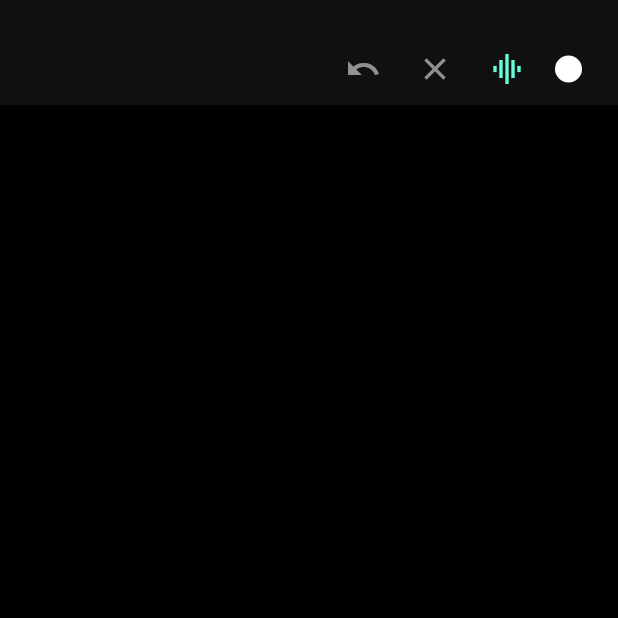
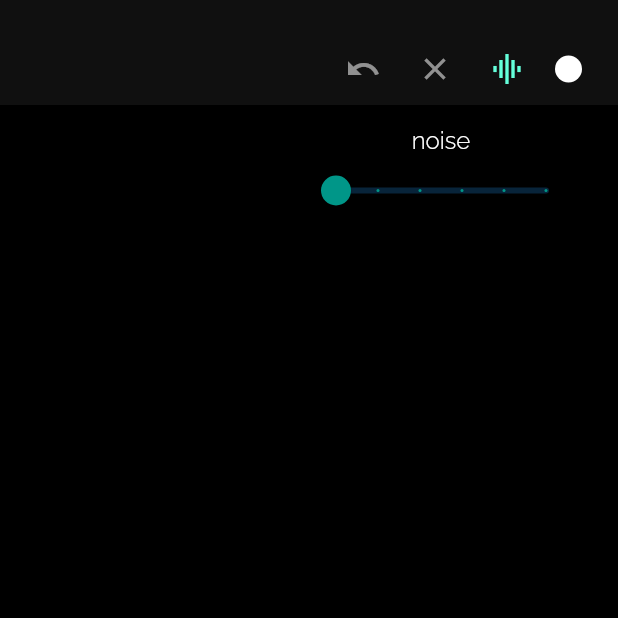
Before and after one commit to samuliri/alt-gen, a Flutter app: the screen it shows after launch, after a tap on the "graphic eq" icon, on a phone screen of 412 x 824 dp, the top half of it. Run offline on Flutter 3.47's test engine with Material 2 defaults, Android fonts, the light colour scheme and no system bars; our stand-ins replace google_fonts, image_gallery_saver, permission_handler; missing offline and left inert: fast_noise.

Commit message:
major changes

```diff
--- a/lib/alt_gen.dart
+++ b/lib/alt_gen.dart
@@ -30,6 +30,8 @@ final random = Random();
 
 const black = const Color(0xff000000);
 const white = const Color(0xffFFFFFF);
+
+double _currentGenerativeValue = 0;
 
 class Config {
   final Color backgroundColor;
@@ -121,8 +123,8 @@ class Node {
 
     if (fadeColor) {
       final hsl = HSLColor.fromColor(color);
-      color = hsl.withLightness(max(hsl.lightness - 0.0075, 0)).toColor();
-      color = color.withOpacity(max(color.opacity - 0.01, 0));
+      color = hsl.withLightness(max(hsl.lightness - 0.0025, 0)).toColor();
+      color = color.withOpacity(max(color.opacity - 0.005, 0));
     }
   }
 
@@ -467,9 +469,10 @@ class _LiveCanvasState extends State<LiveCanvas> with TickerProviderStateMixin {
     var perlinNoise = PerlinNoise();
     var noise = perlinNoise.getPerlin2(position.dx, position.dy);
     var noise2 = perlinNoise.getPerlin2(position.dy, position.dx);
+    var genVal = _currentGenerativeValue / 100;
 
-    nextX = position.dx + (noise * position.dx);
-    nextY = position.dy + (noise2 * position.dy);
+    nextX = position.dx + (noise * position.dx) * genVal;
+    nextY = position.dy + (noise2 * position.dy) * genVal;
 
     widget.controller.addPoint(Offset(nextX, nextY));
   }
@@ -480,7 +483,7 @@ class _LiveCanvasState extends State<LiveCanvas> with TickerProviderStateMixin {
         onHover: widget.controller.config.applyForce
             ? (event) {
                 widget.controller.addPoint(event.localPosition);
-                if (widget.controller.generative)
+                if (_currentGenerativeValue > 0)
                   _generative(event.localPosition);
                 anim
                   ..forward()
@@ -489,7 +492,7 @@ class _LiveCanvasState extends State<LiveCanvas> with TickerProviderStateMixin {
             : null,
         onEnter: (event) {
           widget.controller.addPoint(event.localPosition);
-          if (widget.controller.generative) _generative(event.localPosition);
+          if (_currentGenerativeValue > 0) _generative(event.localPosition);
           anim
             ..forward()
             ..repeat();
@@ -498,8 +501,7 @@ class _LiveCanvasState extends State<LiveCanvas> with TickerProviderStateMixin {
             onTap: widget.controller.freeze,
             onPanUpdate: (event) {
               widget.controller.addPoint(event.localPosition);
-              if (widget.controller.generative)
-                _generative(event.localPosition);
+              if (_currentGenerativeValue > 0) _generative(event.localPosition);
               anim
                 ..forward()
                 ..repeat();
@@ -666,7 +668,7 @@ class _AppbarState extends State<Appbar> {
 
   @override
   Widget build(BuildContext context) {
-    final isMobileScreen = MediaQuery.of(context).size.width <= 900;
+    //final isMobileScreen = MediaQuery.of(context).size.width <= 900;
     final controller = widget.controller;
     return StreamBuilder<Config>(
       initialData: Config(),
@@ -722,23 +724,15 @@ class _AppbarState extends State<Appbar> {
                         onPressed: controller.clear,
                       ),
                     ),
-                    Tooltip(
-                      message: 'Generative',
-                      child: IconButton(
-                          icon: Icon(Icons.graphic_eq, color: _genIconColor),
-                          onPressed: () {
-                            setState(() {
-                              if (_genIconColor == Colors.grey) {
-                                _genIconColor = Colors.tealAccent;
-                                //_currentEntry = null;
-                                widget.controller.generative = true;
-                              } else {
-                                _genIconColor = Colors.grey;
-                                //_currentEntry = null;
-                                widget.controller.generative = false;
-                              }
-                            });
-                          }),
+                    GenerativeSelector(
+                      //color: config.fillColor,
+                      brightness: brightness,
+                      label: '',
+                      onGenerativeSelection: (g) {
+                        _currentEntry = null;
+                        //widget.controller.generative = g;
+                      },
+                      onOpenOverlay: (entry) => _updateEntry(entry),
                     ),
                     ColorSelector(
                       color: config.fillColor,
@@ -757,6 +751,195 @@ class _AppbarState extends State<Appbar> {
           ),
         );
       },
+    );
+  }
+}
+
+class GenerativeSelector extends StatefulWidget {
+  //final Color color;
+
+  final String label;
+
+  final Brightness brightness;
+
+  final ValueChanged<Color> onGenerativeSelection;
+  final ValueChanged<Future<OverlayEntry>> onOpenOverlay;
+
+  const GenerativeSelector({
+    Key key,
+    //@required this.color,
+    @required this.brightness,
+    @required this.label,
+    this.onGenerativeSelection,
+    this.onOpenOverlay,
+  }) : super(key: key);
+
+  @override
+  _GenerativeSelectorState createState() => _GenerativeSelectorState();
+}
+
+Color _genIconColor = Colors.grey;
+
+class _GenerativeSelectorState extends State<GenerativeSelector> {
+  Future<OverlayEntry> colorPicker;
+
+  @override
+  Widget build(BuildContext context) {
+    return Row(
+      children: <Widget>[
+        //if (widget.color != Colors.transparent)
+        Tooltip(
+          message: 'Generative',
+          child: IconButton(
+              icon: Icon(Icons.graphic_eq, color: _genIconColor),
+              onPressed: () {
+                setState(() {
+                  if (_genIconColor == Colors.grey) {
+                    _genIconColor = Colors.tealAccent;
+                    colorPicker = _openGenerativeSelector(context);
+                    widget.onOpenOverlay(colorPicker);
+                    //_currentEntry = null;
+                    //widget.controller.generative = true;
+                  } else {
+                    _genIconColor = Colors.grey;
+                    widget.onOpenOverlay(null);
+                    colorPicker = null;
+                    setState(() {});
+                    //_currentEntry = null;
+                    //widget.controller.generative = false;
+                  }
+                });
+              }),
+        ),
+      ],
+    );
+  }
+
+  Future<OverlayEntry> _openGenerativeSelector(BuildContext context) async {
+    final renderer = context.findRenderObject() as RenderBox;
+    final left =
+        renderer.size.bottomLeft(renderer.localToGlobal(Offset.zero)).dx;
+
+    OverlayState overlayState = Overlay.of(context);
+    OverlayEntry overlayEntry;
+    overlayEntry = OverlayEntry(
+      builder: (_) => _buildGenerativeSelector(
+        context,
+        left,
+        MediaQuery.of(context).size.width,
+        () => overlayEntry.remove(),
+      ),
+    );
+
+    overlayState.insert(overlayEntry);
+    return overlayEntry;
+  }
+
+  Widget _buildGenerativeSelector(
+    BuildContext context,
+    double left,
+    double width,
+    VoidCallback onSelect,
+  ) =>
+      Positioned(
+        top: 70.0,
+        right: 18.0,
+        //left: min(max(left - 80, 0), width - 200),
+        child: _GenerativeSelectorGrid(
+          onSelect: () {
+            onSelect();
+            //colorPicker = null;
+            //setState(() {});
+          },
+          onColorSelection: (c) {
+            //widget.onColorSelection(c);
+            //colorPicker = null;
+            //setState(() {});
+          },
+        ),
+      );
+}
+
+class _GenerativeSelectorGrid extends StatefulWidget {
+  final ValueChanged<Color> onColorSelection;
+  final VoidCallback onSelect;
+  final Color currentGenerative;
+
+  const _GenerativeSelectorGrid({
+    Key key,
+    this.onColorSelection,
+    this.onSelect,
+    this.currentGenerative,
+  }) : super(key: key);
+
+  @override
+  __GenerativeSelectorGridState createState() =>
+      __GenerativeSelectorGridState();
+}
+
+class __GenerativeSelectorGridState extends State<_GenerativeSelectorGrid> {
+  Color currentColor;
+  double generative = 0;
+
+  @override
+  void initState() {
+    currentColor = widget.currentGenerative;
+    super.initState();
+  }
+
+  @override
+  Widget build(BuildContext context) {
+    return Container(
+      width: 200,
+      margin: const EdgeInsets.only(top: 10.0),
+      child: Card(
+        color: Colors.transparent,
+        child: Column(
+          children: [
+            Text(
+              'noise',
+              style: GoogleFonts.raleway(
+                  color: Colors.white,
+                  fontSize: 16,
+                  fontWeight: FontWeight.w300),
+            ),
+            Slider(
+              activeColor: Colors.teal,
+              value: generative,
+              min: 0,
+              max: 100,
+              divisions: 5,
+              label: generative.round().toString(),
+              onChanged: (double value) {
+                setState(() {
+                  generative = value;
+                  _currentGenerativeValue = value;
+                });
+              },
+            ),
+            /* Text(
+              'mix',
+              style: GoogleFonts.raleway(
+                  color: Colors.white,
+                  fontSize: 16,
+                  fontWeight: FontWeight.w300),
+            ),
+            Slider(
+              activeColor: Colors.teal,
+              value: _currentMixValue,
+              min: 0,
+              max: 100,
+              divisions: 1,
+              label: _currentMixValue.round().toString(),
+              onChanged: (double value) {
+                setState(() {
+                  _currentMixValue = value;
+                });
+              },
+            ), */
+          ],
+        ),
+      ),
     );
   }
 }
@@ -801,6 +984,7 @@ class _ColorSelectorState extends State<ColorSelector> {
               } else {
                 colorPicker = _openColorPicker(context);
                 widget.onOpenOverlay(colorPicker);
+                _genIconColor = Colors.grey;
               }
             },
             child: Container(
@@ -971,7 +1155,7 @@ Future<void> _save() async {
   print(result);
 }
 
-Future<void> _hideTools() async {}
+//Future<void> _hideTools() async {}
 
 class SettingsDrawer extends StatefulWidget {
   final GraphController controller;
```
